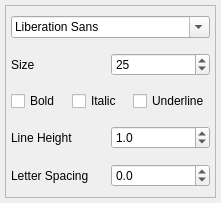
flux3dp/swiftray, file src/widgets/panels/font-panel.ui: the form before one commit.
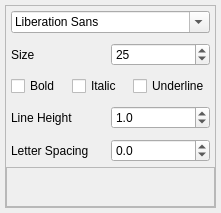
The form after the commit. Custom widgets are drawn as their Qt base class.

What changed in the file:
```diff
--- a/src/widgets/panels/font-panel.ui
+++ b/src/widgets/panels/font-panel.ui
@@ -7,7 +7,7 @@
                 <x>0</x>
                 <y>0</y>
                 <width>221</width>
-                <height>203</height>
+                <height>213</height>
             </rect>
         </property>
         <property name="sizePolicy">
@@ -267,6 +267,22 @@
                                 </item>
                             </layout>
                         </item>
+                        <item>
+                            <widget class="QFrame" name="frame_2">
+                                <property name="sizePolicy">
+                                    <sizepolicy hsizetype="Preferred" vsizetype="Expanding">
+                                        <horstretch>0</horstretch>
+                                        <verstretch>0</verstretch>
+                                    </sizepolicy>
+                                </property>
+                                <property name="frameShape">
+                                    <enum>QFrame::StyledPanel</enum>
+                                </property>
+                                <property name="frameShadow">
+                                    <enum>QFrame::Raised</enum>
+                                </property>
+                            </widget>
+                        </item>
                     </layout>
                 </widget>
             </item>
```
